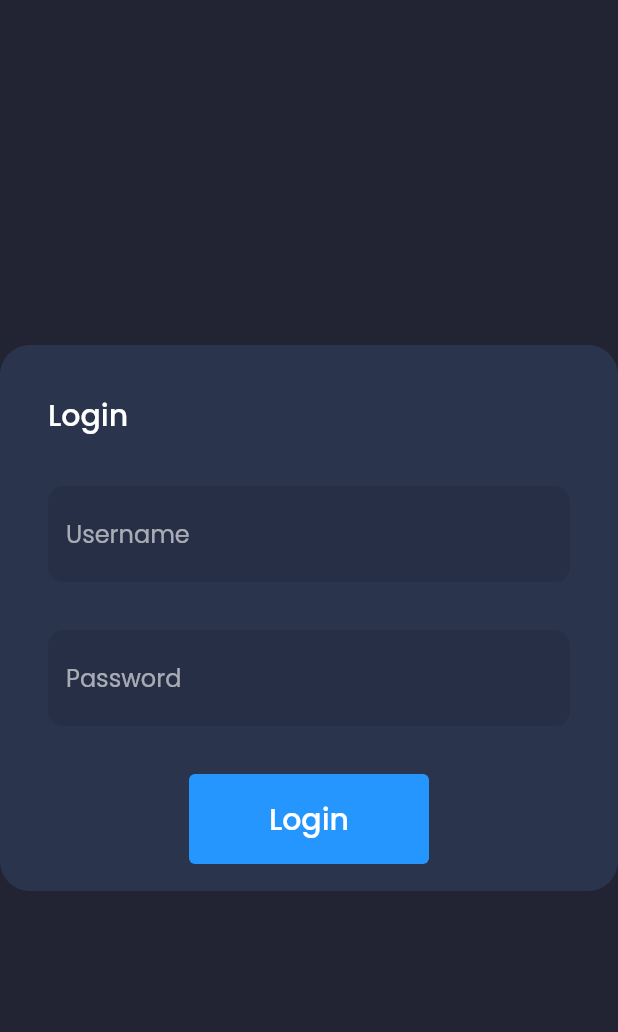
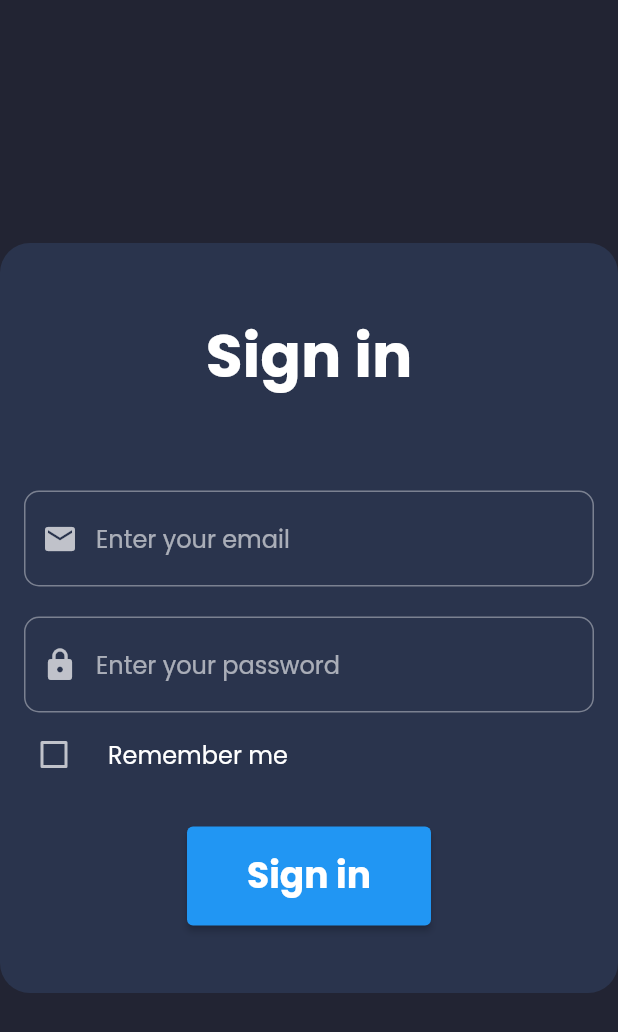
Before and after one commit to XmeDavid/SMA-FRONTEND, a Flutter app: the screen it shows after launch, on a phone screen of 412 x 824 dp. Shown: the top 1032 px of the screen. Run offline on Flutter 3.47's test engine with Material 2 defaults, Android fonts, the light colour scheme and no system bars; our stand-ins replace email_validator, flutter_svg, google_fonts.

Commit message:
Starting point for login page

```diff
--- a/lib/main.dart
+++ b/lib/main.dart
@@ -1,6 +1,8 @@
 import 'package:flutter/material.dart';
 import 'package:google_fonts/google_fonts.dart';
 import 'package:flutter_svg/flutter_svg.dart';
+import 'package:sma_frontend/screens/dashboard.dart';
+import 'package:sma_frontend/screens/login.dart';
 
 import 'consts.dart';
 
@@ -22,116 +24,11 @@
             .apply(bodyColor: Colors.white),
         canvasColor: bgColor,
       ),
-      home: const LoginPage(),
+      initialRoute: '/login',
+      routes: {
+        '/' : (context) => const DashboardPage(),
+        '/login' : (context) => const LoginPage(title: "Login Page",),
+      },
     );
   }
 }
-
-class LoginPage extends StatefulWidget {
-  const LoginPage({Key? key,}) : super(key: key);
-
-  @override
-  State<LoginPage> createState() => _MyLoginPageState();
-}
-
-class _MyLoginPageState extends State<LoginPage> {
-  /**
-   * Search later, something to do with the state
-   * Might be usefull to define the user state after login idk
-   *
-  int _stateVariable = 0;
-  void _loginFunction() {
-    setState(() {
-      _stateVariable++;
-    });
-  }
-  */
-
-  @override
-  Widget build(BuildContext context) {
-    return const Scaffold(
-      body: SafeArea(
-        child: Center(
-          child: LoginContainer(),
-        ),
-      )
-    );
-
-  }
-}
-
-class LoginContainer extends StatelessWidget{
-  const LoginContainer({Key? key,}): super(key:key);
-
-  @override
-  Widget build(BuildContext context) {
-    return Container(
-      padding: const EdgeInsets.all(defaultPadding),
-      decoration: const BoxDecoration(
-        color: secondColor3,
-        borderRadius: BorderRadius.all(Radius.circular(20))
-      ),
-      height: 364,
-      width: 512,
-      child: Column(
-        crossAxisAlignment: CrossAxisAlignment.start,
-
-        children: [
-          Padding(
-            padding: const EdgeInsets.all(defaultPadding),
-            child: Text("Login",style: Theme.of(context).textTheme.titleLarge,),
-          ),
-          const Padding(
-            padding: EdgeInsets.all(defaultPadding),
-            child: InputField(hintText: "Username", isPassword: false,),
-          ),
-          const Padding(
-            padding: EdgeInsets.all(defaultPadding),
-            child: InputField(hintText: "Password",isPassword: true,),
-          ),
-          Padding(
-            padding: const EdgeInsets.all(defaultPadding),
-            child: Center(
-              widthFactor: 10,
-              heightFactor: 1,
-              child: TextButton(
-                style: ButtonStyle(
-                  foregroundColor: MaterialStateProperty.all<Color>(secondColor3),
-                  backgroundColor: MaterialStateProperty.all(firstColor),
-                  fixedSize: MaterialStateProperty.all(Size(160,60)),
-                ),
-                child: Text("Login",style: Theme.of(context).textTheme.titleLarge,),
-                onPressed: (){},
-              ),
-            ),
-          ),
-        ],
-      ),
-    );
-  }
-}
-
-class InputField extends StatelessWidget {
-  const InputField({
-    Key? key, required this.hintText, required this.isPassword
-  }) : super(key: key);
-
-  final String hintText;
-  final bool isPassword;
-
-  @override
-  Widget build(BuildContext context) {
-    return TextField(
-      obscureText: isPassword,
-      decoration: InputDecoration(
-        hintText: hintText,
-        fillColor: black10p,
-        filled: true,
-        border: const OutlineInputBorder(
-          borderSide: BorderSide.none,
-          borderRadius: BorderRadius.all(Radius.circular(10)),
-        ),
-      ),
-    );
-  }
-}
--- /dev/null
+++ b/lib/screens/login.dart
@@ -0,0 +1,123 @@
+import 'package:email_validator/email_validator.dart';
+import 'package:flutter/material.dart';
+import 'package:sma_frontend/register_screen.dart';
+import 'package:sma_frontend/consts.dart';
+
+class LoginPage extends StatefulWidget {
+  const LoginPage({Key? key, required this.title}) : super(key: key);
+  final String title;
+
+  @override
+  State<LoginPage> createState() => _LoginPageState();
+}
+
+class _LoginPageState extends State<LoginPage> {
+  final _formKey = GlobalKey<FormState>();
+  var rememberValue = false;
+
+  @override
+  Widget build(BuildContext context) {
+    return Scaffold(
+      backgroundColor: bgColor,
+      body: Center(
+        child:Container(
+          padding: const EdgeInsets.all(defaultPadding),
+          decoration: const BoxDecoration(
+              color: secondColor3,
+              borderRadius: BorderRadius.all(Radius.circular(20))
+          ),
+          height: 500,
+          width: 600,
+          child: Column(
+            mainAxisAlignment: MainAxisAlignment.center,
+            crossAxisAlignment: CrossAxisAlignment.center,
+            children: <Widget>[
+              const Text(
+                'Sign in',
+                style: TextStyle(
+                  fontWeight: FontWeight.bold,
+                  fontSize: 40,
+                ),
+              ),
+              const SizedBox(
+                height: 60,
+              ),
+              Form(
+                key: _formKey,
+                child: Column(
+                  children: [
+                    TextFormField(
+                      validator: (value) => EmailValidator.validate(value!)
+                          ? null
+                          : "Please enter a valid email",
+                      maxLines: 1,
+                      decoration: InputDecoration(
+                        hintText: 'Enter your email',
+                        prefixIcon  : const Icon(Icons.email),
+                        border: OutlineInputBorder(
+                          borderRadius: BorderRadius.circular(10),
+                        ),
+                      ),
+                    ),
+                    const SizedBox(
+                      height: 20,
+                    ),
+                    TextFormField(
+                      validator: (value) {
+                        if (value == null || value.isEmpty) {
+                          return 'Please enter your password';
+                        }
+                        return null;
+                      },
+                      maxLines: 1,
+                      obscureText: true,
+                      decoration: InputDecoration(
+                        prefixIcon: const Icon(Icons.lock),
+                        hintText: 'Enter your password',
+                        border: OutlineInputBorder(
+                          borderRadius: BorderRadius.circular(10),
+                        ),
+                      ),
+                    ),
+                    CheckboxListTile(
+                      title: const Text("Remember me"),
+                      contentPadding: EdgeInsets.zero,
+                      value: rememberValue,
+                      activeColor: Theme.of(context).colorScheme.primary,
+                      onChanged: (newValue) {
+                        setState(() {
+                          rememberValue = newValue!;
+                        });
+                      },
+                      controlAffinity: ListTileControlAffinity.leading,
+                    ),
+                    const SizedBox(
+                      height: 20,
+                    ),
+                    ElevatedButton(
+                      onPressed: () {
+                        if (_formKey.currentState!.validate()) {
+                          Navigator.pushNamed(context, '/');
+                        }
+                      },
+                      style: ElevatedButton.styleFrom(
+                        padding: const EdgeInsets.fromLTRB(40, 15, 40, 15),
+                      ),
+                      child: const Text(
+                        'Sign in',
+                        style: TextStyle(
+                          fontWeight: FontWeight.bold,
+                          fontSize: 24
+                        ),
+                      ),
+                    ),
+                  ],
+                ),
+              )
+            ],
+          ),
+        ),
+      ),
+    );
+  }
+}
--- a/pubspec.yaml
+++ b/pubspec.yaml
@@ -34,7 +34,7 @@ dependencies:
   # The following adds the Cupertino Icons font to your application.
   # Use with the CupertinoIcons class for iOS style icons.
   cupertino_icons: ^1.0.2
-
+  email_validator: ^2.0.1
   google_fonts: ^2.1.0
   flutter_svg: ^0.22.0
 
```
Also changed, not shown: lib/register_screen.dart (added, +160 -0 lines), lib/responsive.dart (added, +42 -0 lines), lib/screens/dashboard.dart (added, +35 -0 lines), 1 other file.
